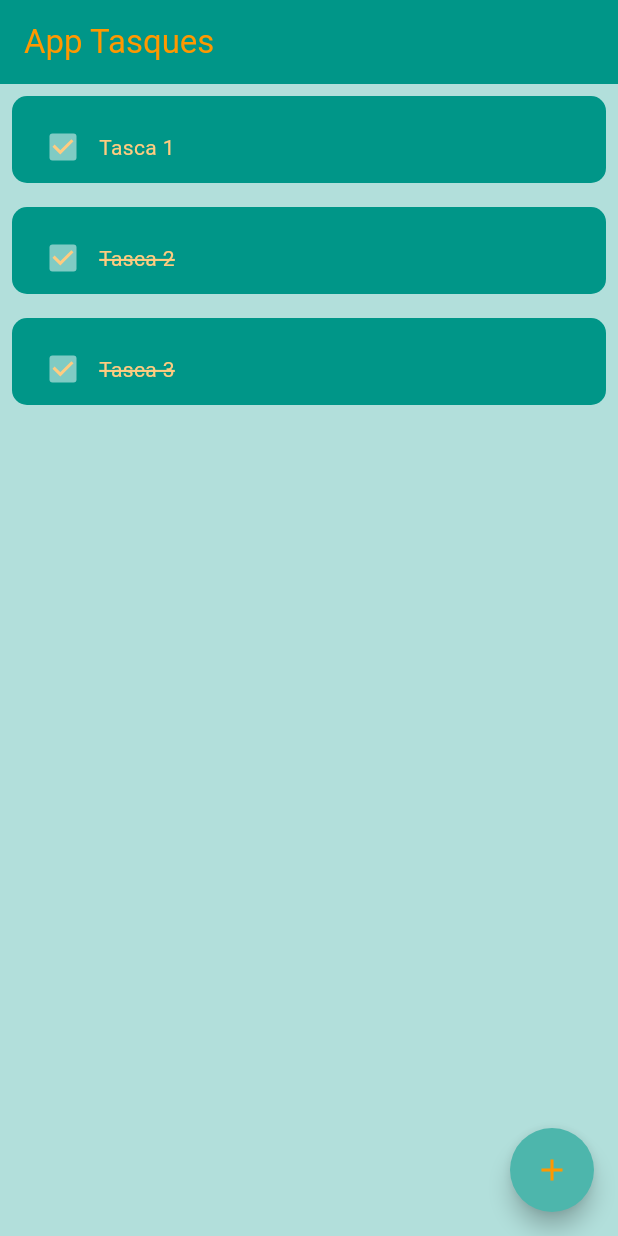
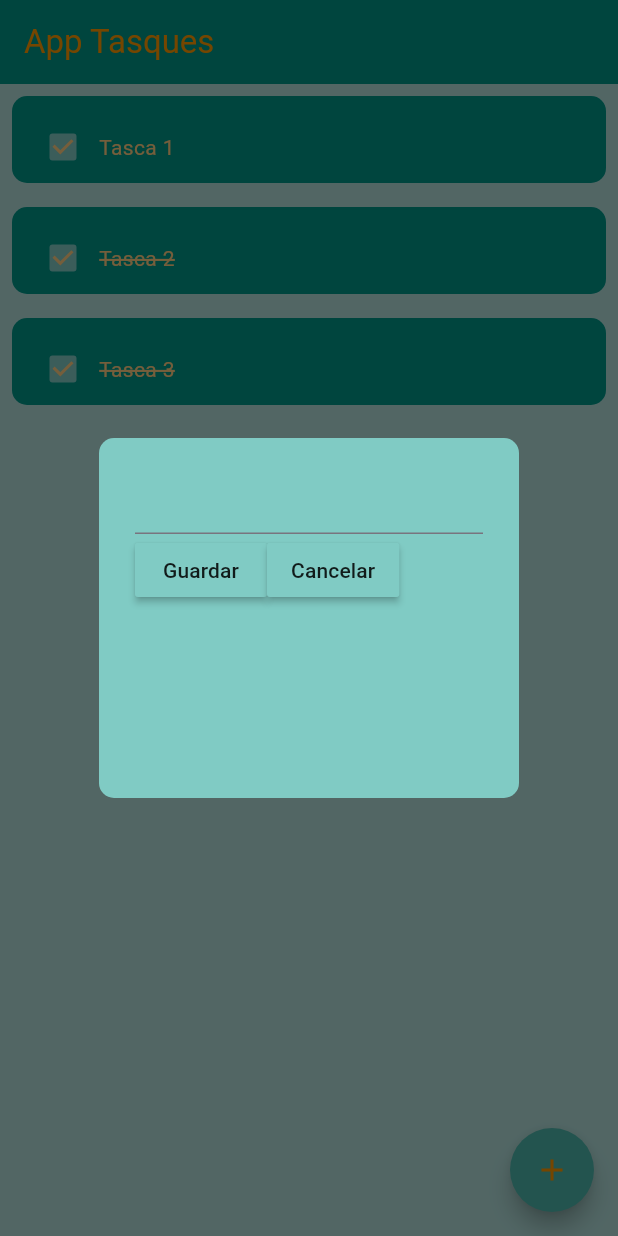
Before and after one commit to alexsaalas/aplicacio_tasques_2425, a Flutter app: the screen it shows after launch, after a tap on the "add" icon, on a phone screen of 412 x 824 dp. Run offline on Flutter 3.47's test engine with Material 3 defaults, Android fonts, the phone set to English and light mode, and no system bars; drawn by our look-alikes of flutter_slidable.

Commit message:
Dialog Mostrar

```diff
--- a/lib/componentes/dialog_nova_tasca.dart
+++ b/lib/componentes/dialog_nova_tasca.dart
@@ -1,3 +1,4 @@
+import 'package:aplicacio_tasques_2425/componentes/boto_dialog.dart';
 import 'package:flutter/material.dart';
 
 class DialogNovaTasca extends StatelessWidget {
@@ -5,17 +6,20 @@ class DialogNovaTasca extends StatelessWidget {
 
   @override
   Widget build(BuildContext context) {
-    return  AlertDialog(
+    return AlertDialog(
       backgroundColor: Colors.teal[200],
       shape: RoundedRectangleBorder(borderRadius: BorderRadius.circular(10)),
       content: Container(
+        height: 200,
         child: Column(
           children: [
             TextField(),
-            Row(children: [
-              Container(),
-              Container(),
-            ],)
+            Row(
+              children: [
+                BotoDialog(TextBoton: "Guardar", accioBoto: () {}),
+                BotoDialog(TextBoton: "Cancelar", accioBoto: () {}),
+              ],
+            )
           ],
         ),
       ),
--- a/lib/pagines/pagina1.dart
+++ b/lib/pagines/pagina1.dart
@@ -1,3 +1,4 @@
+import 'package:aplicacio_tasques_2425/componentes/dialog_nova_tasca.dart';
 import 'package:aplicacio_tasques_2425/componentes/item_tasques.dart';
 import 'package:flutter/material.dart';
 
@@ -30,6 +31,15 @@ class _MyWidgetState extends State<Pagina1> {
     });
   }
 
+  void CrearNovaTasca() {
+    showDialog(
+      context: context,
+      builder: (context) {
+        return DialogNovaTasca();
+      },
+    );
+  }
+
   @override
   Widget build(BuildContext context) {
     //* Scaffold
@@ -40,28 +50,23 @@ class _MyWidgetState extends State<Pagina1> {
         backgroundColor: Colors.teal,
         title: const Text(
           "App Tasques",
-          style: TextStyle(color: Colors.orange), // Cambié esto aquí
+          style: TextStyle(color: Colors.orange),
         ),
       ),
       //* FloatingActionButton = BOTON ABAJO DE LA DERECHA
       floatingActionButton: FloatingActionButton(
         backgroundColor: Colors.teal[300],
         shape: const CircleBorder(),
-        onPressed: () {
-          // Agregar nueva tarea (podrías agregar lógica aquí)
-        },
+        onPressed: CrearNovaTasca, // Aquí solo tienes un onPressed
         child: const Icon(
           Icons.add,
-          color: Colors.orange, // Cambié el color aquí también
+          color: Colors.orange,
         ),
       ),
 
       //* Body
       body: ListView.builder(
-        //* Cuantos items habrán
         itemCount: tasquesLlista.length,
-        //* Recibe una funcion anónima
-        //* El index recorre la lista, es como la i de un for
         itemBuilder: (context, index) {
           return ItemTasques(
             textTasca: tasquesLlista[index]["titol"],
```
